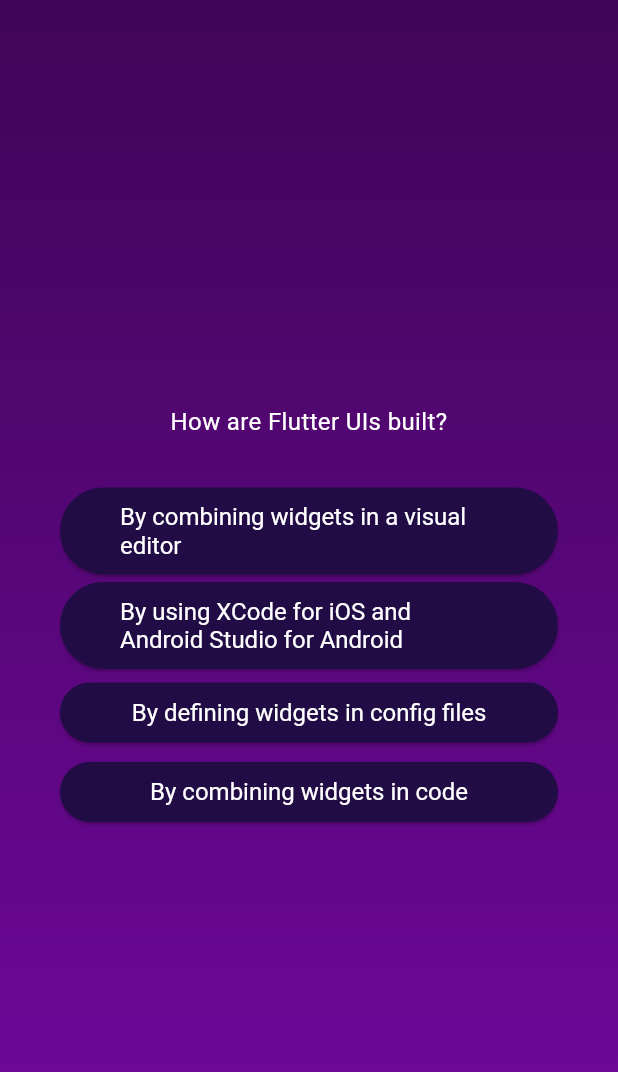
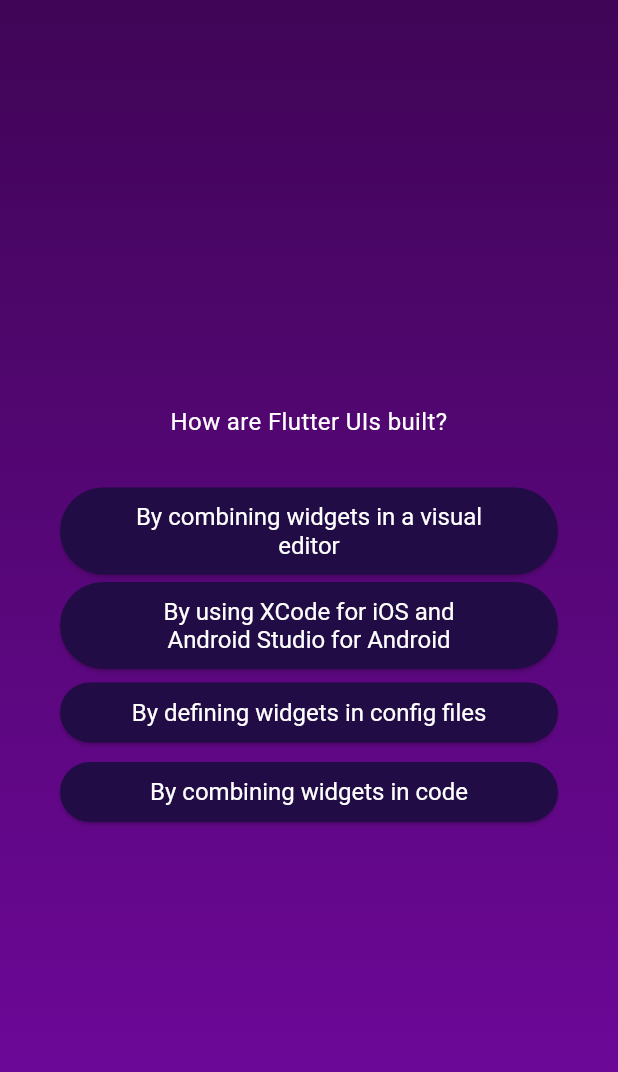
Before and after one commit to raphaelpinel/flutter-quizz-app, a Flutter app: the screen it shows after launch, after a tap on "Start Quiz", after a tap on "Components", on a phone screen of 412 x 824 dp. Shown: the top 1072 px of the screen. Run offline on Flutter 3.47's test engine with Material 3 defaults, Android fonts, the phone set to English and light mode, and no system bars.

Commit message:
Center text in button if spanning multiple lines

```diff
--- a/lib/answer_button.dart
+++ b/lib/answer_button.dart
@@ -30,7 +30,12 @@ class AnswerButton extends StatelessWidget {
             fontWeight: FontWeight.normal,
           ),
         ),
-        child: Text(answerText),
+        child: Center(
+          child: Text(
+            answerText,
+            textAlign: TextAlign.center,
+          ),
+        ),
       ),
     );
   }
```
